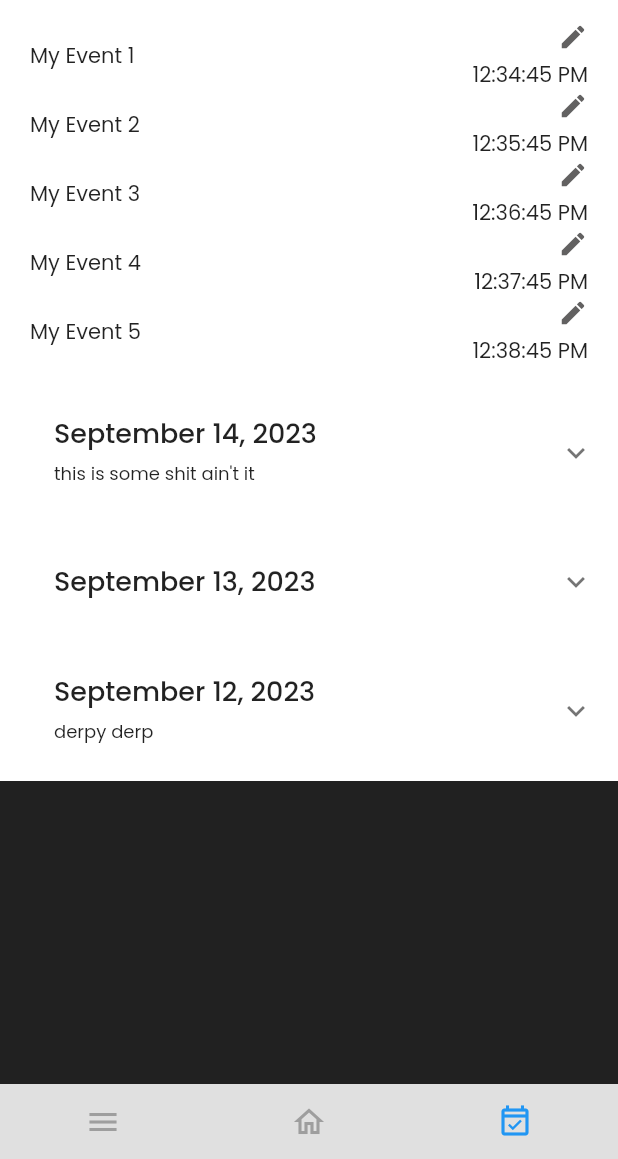
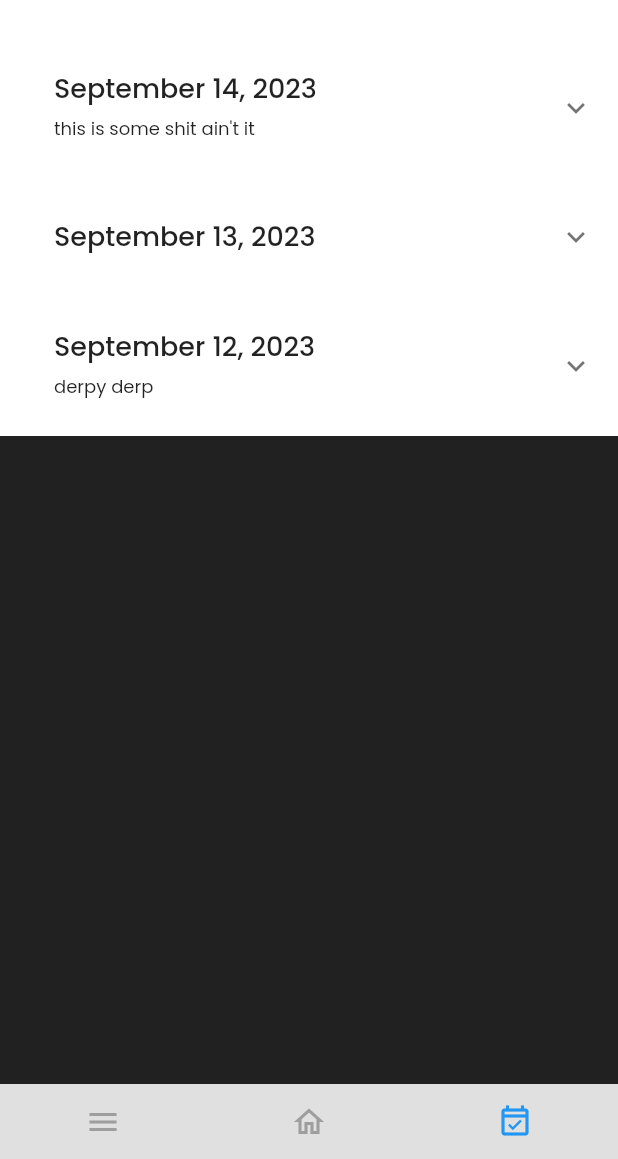
Before and after one commit to BrandonThomas84/gateway-fence-employee, a Flutter app: the TimeSheetRoute screen opened by its route, on a phone screen of 412 x 824 dp, the part 77-1236 px from its top. Run offline on Flutter 3.47's test engine with Material 2 defaults, Android fonts, the light colour scheme and no system bars; our stand-ins replace firebase_core; accounts and stored records are empty.

Commit message:
Removing excess widgets, creating a util file that can help generate mocks and using it in the time card screen to output a bunch of individual dates. They still need to be organized into groups based on the date. Also fixing the scrolling issue that was stemming from having stacked ListViews

```diff
--- a/lib/models/shift.dart
+++ b/lib/models/shift.dart
@@ -1,41 +1,58 @@
-import 'dart:ffi';
+import 'package:uuid/uuid.dart';
 
 class Shift {
-  Uint16 ownerID;
-  DateTime start;
-  DateTime? end;
-  DateTime? created;
-  DateTime? updated;
+  Uuid ownerID;
+  String? start;
+  String? end;
+  String? created;
+  String? updated;
 
-  Shift({
-    required this.ownerID,
-    required this.start,
+  Shift(
+    this.ownerID, {
+    this.start,
     this.end,
     this.created,
     this.updated,
   });
 
-  Uint16 get getOwnerID => ownerID;
-  DateTime get getStart => start;
-  DateTime? get getEnd => end;
-  DateTime? get getCreated => created;
-  DateTime? get getUpdated => updated;
+  Uuid get getOwnerID => ownerID;
+  DateTime? get getStart => DateTime.parse(start!);
+  DateTime? get getEnd => DateTime.parse(end!);
+  DateTime? get getCreated => DateTime.parse(created!);
+  DateTime? get getUpdated => DateTime.parse(updated!);
+
+  /// Get the duration of the shift as a string
+  String getDurationString() {
+    if (start == null || end == null) return "";
+
+    final Duration duration = getEnd!.difference(getStart!);
+
+    return "${duration.inHours}h ${duration.inMinutes.remainder(60)}m";
+  }
 
   factory Shift.fromJson(Map<String, dynamic> json) {
+    // insure ownerID is present
+    if (!json.containsKey('ownerID')) {
+      throw Exception('ownerID is missing from JSON data.');
+    }
+
     return Shift(
-      ownerID: json['ownerID'],
-      start: DateTime.parse(json['start']),
-      end: json['end'] != null ? DateTime.parse(json['end']) : null,
-      created: json['created'] != null ? DateTime.parse(json['created']) : null,
-      updated: json['updated'] != null ? DateTime.parse(json['updated']) : null,
+      json['ownerID'],
+      start: json['start'],
+      end: json['end'],
+      created: json['created'] ??
+          json['start'] ??
+          DateTime.now()
+              .toIso8601String(), // if created is null, use start, if start is null, use now
+      updated: json['updated'],
     );
   }
 
   Map<String, dynamic> toJson() => {
         'ownerID': ownerID,
-        'start': start.toIso8601String(),
-        'end': end != null ? end!.toIso8601String() : null,
-        'created': created != null ? created!.toIso8601String() : null,
-        'updated': updated != null ? updated!.toIso8601String() : null,
+        'start': start != null ? getStart!.toIso8601String() : null,
+        'end': end != null ? getEnd!.toIso8601String() : null,
+        'created': created != null ? getCreated!.toIso8601String() : null,
+        'updated': updated != null ? getUpdated!.toIso8601String() : null,
       };
 }
--- a/lib/routes/time_sheet.dart
+++ b/lib/routes/time_sheet.dart
@@ -1,20 +1,20 @@
 import 'package:flutter/material.dart';
+import 'package:gateway_fence_employee/test/mocks/shifts.dart';
+import 'package:uuid/uuid.dart';
+
 import 'package:gateway_fence_employee/widgets/appbar/custom_app_bar.dart';
 import 'package:gateway_fence_employee/config/colors.dart';
-import 'package:gateway_fence_employee/widgets/shifts/shift.dart';
+import 'package:gateway_fence_employee/models/shift.dart';
 import 'package:gateway_fence_employee/widgets/sidebar/sidebar.dart';
-import 'package:gateway_fence_employee/widgets/shifts/shift_list.dart';
+
+import '../widgets/shifts/shift_day.dart';
+
+Uuid owner = const Uuid();
 
 class TimeSheetRoute extends StatelessWidget {
   TimeSheetRoute({super.key});
 
-  final List<Shift> eventList = [
-    const Shift(text: 'My Event 1', time: '12:34:45 PM'),
-    const Shift(text: 'My Event 2', time: '12:35:45 PM'),
-    const Shift(text: 'My Event 3', time: '12:36:45 PM'),
-    const Shift(text: 'My Event 4', time: '12:37:45 PM'),
-    const Shift(text: 'My Event 5', time: '12:38:45 PM'),
-  ];
+  final List<Shift> eventList = getMockShifts(owner);
 
   @override
   Widget build(BuildContext context) {
@@ -27,7 +27,22 @@ class TimeSheetRoute extends StatelessWidget {
       body: SafeArea(
         child: ListView(
           children: [
-            ShiftList(eventList: eventList),
+            ShiftDay(
+              date: DateTime.now(),
+              events: eventList,
+              startExpanded: true,
+            ),
+            ShiftDay(
+                date: DateTime.parse("2023-09-14 00:00:00.000"),
+                subTitle: "this is some shit ain't it",
+                events: eventList),
+            ShiftDay(
+                date: DateTime.parse("2023-09-13 00:00:00.000"),
+                events: eventList),
+            ShiftDay(
+                date: DateTime.parse("2023-09-12 00:00:00.000"),
+                subTitle: "derpy derp",
+                events: eventList),
           ],
         ),
       ),
--- a/lib/util/time.dart
+++ b/lib/util/time.dart
@@ -17,7 +17,7 @@
     final minutes = date.minute.toString().padLeft(2, '0');
     final seconds = date.second.toString().padLeft(2, '0');
 
-    return '$result $hours:$minutes:$seconds';
+    return '$result $hours:$minutes:$seconds UTC';
   }
 
   String getMonthfromInt(int month) {
--- a/lib/widgets/shifts/shift.dart
+++ /dev/null
@@ -1,42 +0,0 @@
-import 'package:flutter/material.dart';
-import 'package:gateway_fence_employee/config/colors.dart';
-
-class Shift extends StatelessWidget {
-  final String text;
-  final String time;
-  final VoidCallback? onTap;
-
-  const Shift({
-    super.key,
-    required this.text,
-    required this.time,
-    this.onTap,
-  });
-
-  @override
-  Widget build(BuildContext context) {
-    return Container(
-      padding: const EdgeInsets.symmetric(horizontal: 20),
-      child: Row(
-        mainAxisAlignment: MainAxisAlignment.spaceBetween,
-        children: [
-          Text(text),
-          Column(
-            crossAxisAlignment: CrossAxisAlignment.end,
-            mainAxisSize: MainAxisSize.min,
-            children: [
-              const Icon(
-                Icons.edit,
-                color: AppColors.blackLight,
-                size: 20,
-              ),
-              const SizedBox(height: 5),
-              Text(time),
-            ],
-          ),
-          // const Sidebar(),
-        ],
-      ),
-    );
-  }
-}
--- a/lib/widgets/shifts/shift_day.dart
+++ b/lib/widgets/shifts/shift_day.dart
@@ -1,8 +1,8 @@
 import 'package:flutter/material.dart';
 import 'package:gateway_fence_employee/config/colors.dart';
+import 'package:gateway_fence_employee/models/shift.dart';
 import 'package:gateway_fence_employee/util/time.dart';
 
-import 'shift.dart';
 import 'shift_day_subtitle.dart';
 import 'shift_day_title.dart';
 
@@ -67,14 +67,36 @@ class _ShiftDayState extends State<ShiftDay> {
         subtitle:
             widget.subTitle != null ? ShiftDaySubitle(widget.subTitle!) : null,
         children: [
-          ListView.builder(
-            shrinkWrap: true,
-            // separatorBuilder: (context, index) => const Divider(),
-            itemCount: widget.events.length,
-            itemBuilder: (context, index) {
-              return widget.events[index];
-            },
-          ),
+          for (var event in widget.events) ...[
+            Container(
+              padding: const EdgeInsets.symmetric(horizontal: 20),
+              child: Column(
+                children: [
+                  Row(
+                    mainAxisAlignment: MainAxisAlignment.spaceBetween,
+                    children: [
+                      const Text("Start:"),
+                      Text(event.start ?? ""),
+                    ],
+                  ),
+                  Row(
+                    mainAxisAlignment: MainAxisAlignment.spaceBetween,
+                    children: [
+                      const Text("End:"),
+                      Text(event.end ?? ""),
+                    ],
+                  ),
+                  Row(
+                    mainAxisAlignment: MainAxisAlignment.spaceBetween,
+                    children: [
+                      const Text("Duration:"),
+                      Text(event.getDurationString()),
+                    ],
+                  ),
+                ],
+              ),
+            )
+          ],
         ],
       ),
     );
--- a/lib/widgets/shifts/shift_list.dart
+++ /dev/null
@@ -1,38 +0,0 @@
-import 'package:flutter/material.dart';
-
-import 'shift.dart';
-import 'shift_day.dart';
-
-class ShiftList extends StatelessWidget {
-  const ShiftList({
-    super.key,
-    required this.eventList,
-  });
-
-  /// the list of events that will be displayed
-  final List<Shift> eventList;
-
-  @override
-  Widget build(BuildContext context) {
-    return Column(
-      children: [
-        ShiftDay(
-          date: DateTime.now(),
-          events: eventList,
-          startExpanded: true,
-        ),
-        ShiftDay(
-            date: DateTime.parse("2023-09-14 00:00:00.000"),
-            subTitle: "this is some shit ain't it",
-            events: eventList),
-        ShiftDay(
-            date: DateTime.parse("2023-09-13 00:00:00.000"),
-            events: eventList),
-        ShiftDay(
-            date: DateTime.parse("2023-09-12 00:00:00.000"),
-            subTitle: "derpy derp",
-            events: eventList),
-      ],
-    );
-  }
-}
--- a/pubspec.yaml
+++ b/pubspec.yaml
@@ -38,6 +38,8 @@ dependencies:
   cupertino_icons: ^1.0.2
   firebase_auth: ^4.9.0
   provider: ^6.0.5
+  uuid: ^4.0.0
+  intl: ^0.18.1
 
 dev_dependencies:
   flutter_test:
```
Also changed, not shown: pubspec.lock, 1 other file.
